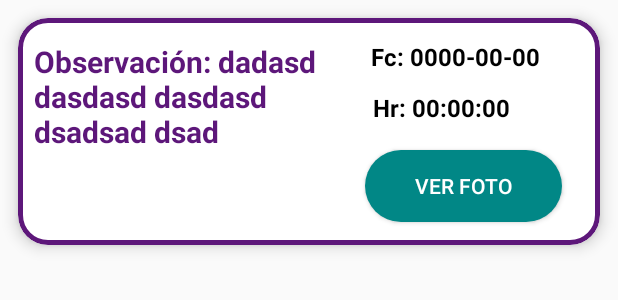
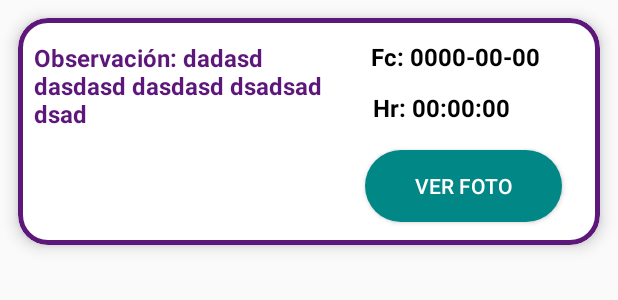
Before and after one commit to johnplazarte18/AppMovilTorddis, an Android app: the layout card_historial_layout.xml on its own in the app's theme, with its tools: preview values and no code run, on a phone screen of 412 x 824 dp. Shown: the top 300 px of the screen. Run offline under Robolectric (Android 15) with nearby library versions, the phone set to English and light mode, and no system bars.

Commit message:
Mejora en la presentación de texto en el historial

```diff
--- a/app/src/main/java/com/example/torddis/ActHistorial.java
+++ b/app/src/main/java/com/example/torddis/ActHistorial.java
@@ -136,6 +136,7 @@ public class ActHistorial extends AppCompatActivity implements DatePickerDialog.
                 unaHistoria.setImagen_evidencia(jsonObjecto.getString("imagen_evidencia"));
                 unaHistoria.setFecha_hora(jsonObjecto.getString("fecha_hora"));
                 unaHistoria.setTipo_distraccion__nombre(jsonObjecto.getString("tipo_distraccion__nombre"));
+                unaHistoria.setTipo_distraccion__id(jsonObjecto.getInt("tipo_distraccion_id"));
                 lsHistorial.add(unaHistoria);
             }
             adapterHistorial = new AdapterHistorial(this, lsHistorial);
--- a/app/src/main/java/com/example/torddis/adapterRcVw/AdapterHistorial.java
+++ b/app/src/main/java/com/example/torddis/adapterRcVw/AdapterHistorial.java
@@ -65,7 +65,11 @@ public class AdapterHistorial extends RecyclerView.Adapter<AdapterHistorial.View
     public void onBindViewHolder(@NonNull ViewHolder holder, int position) {
         Historial unaHistoria= ltHistorial.get(position);
         LocalDateTime dateTime = LocalDateTime.parse(unaHistoria.getFecha_hora().substring(0,16));
-        holder.item_observacion.setText(unaHistoria.getObservacion());
+        if(unaHistoria.getTipo_distraccion__id() == 2){
+            holder.item_observacion.setText("Se reconoció la expresión facial: " + unaHistoria.getObservacion());
+        }else{
+            holder.item_observacion.setText(unaHistoria.getObservacion());
+        }
         holder.item_fecha.setText("Fc : "+dateTime.getYear()+"-"+dateTime.getMonthValue()+"-"+dateTime.getDayOfMonth());
         holder.item_hora.setText("Hr : "+dateTime.getHour()+":"+dateTime.getMinute()+":"+dateTime.getSecond());
         holder.btnVerFoto.setOnClickListener(new View.OnClickListener() {
--- a/app/src/main/java/com/example/torddis/interfaces/APIBase.java
+++ b/app/src/main/java/com/example/torddis/interfaces/APIBase.java
@@ -1,5 +1,5 @@
 package com.example.torddis.interfaces;
 
 public interface APIBase {
-    public static String URLBASE="http://192.168.0.109:8000/";
+    public static String URLBASE="http://192.168.0.105:8000/";
 }
--- a/app/src/main/res/layout/card_historial_layout.xml
+++ b/app/src/main/res/layout/card_historial_layout.xml
@@ -25,15 +25,16 @@
         <TextView
             android:id="@+id/item_observacion"
             android:layout_width="214dp"
-            android:layout_height="118dp"
+            android:layout_height="122dp"
             android:layout_alignParentTop="true"
             android:layout_marginStart="5dp"
             android:layout_marginLeft="5dp"
             android:layout_marginTop="10dp"
-            android:layout_marginEnd="6dp"
+            android:layout_marginEnd="12dp"
+            android:layout_toStartOf="@+id/item_hora"
             android:text="Observación: dadasd dasdasd dasdasd dsadsad dsad"
             android:textColor="@color/Torddis_1"
-            android:textSize="20sp"
+            android:textSize="16sp"
             android:textStyle="bold" />
 
         <TextView
--- a/app/src/main/res/layout/card_tiposdistrac_layout.xml
+++ b/app/src/main/res/layout/card_tiposdistrac_layout.xml
@@ -30,7 +30,7 @@
             android:layout_toStartOf="@+id/swtDistrac"
             android:text="Reconocer expresiones"
             android:textColor="@color/Torddis_1"
-            android:textSize="20sp"
+            android:textSize="16sp"
             android:textStyle="bold" />
 
         <Switch
```
Also changed, not shown: app/src/main/java/com/example/torddis/models/Historial.java (+10 -0 lines).
